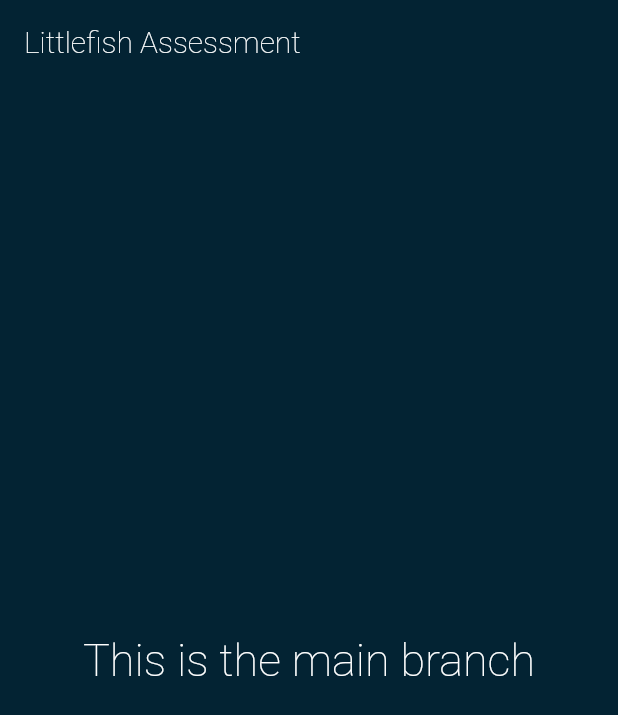
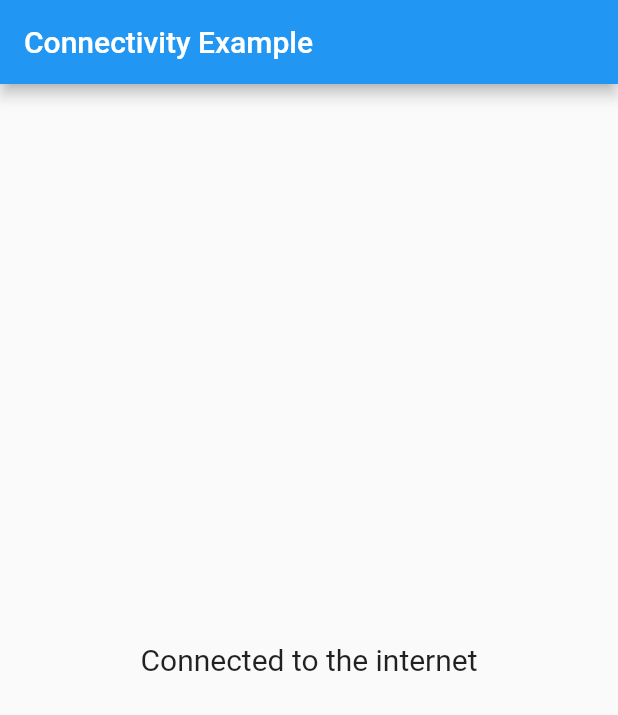
Before and after one commit to excellenceAndQuality/littlefish_assessment, a Flutter app: the screen it shows after launch, on a phone screen of 412 x 824 dp. Shown: the top 715 px of the screen. Run offline on Flutter 3.47's test engine with Material 2 defaults, Android fonts, the phone set to English and light mode, and no system bars; missing offline and left inert: connectivity_plugin; statements that could not run were skipped.

Commit message:
Created a connectivity plugin and added necesarry code to check network connectivity, facing an MissingPluginException error, will continue investigating

```diff
--- a/lib/main.dart
+++ b/lib/main.dart
@@ -1,22 +1,67 @@
+import 'dart:async';
+
 import 'package:flutter/material.dart';
-import 'pages/home_page.dart';
+import 'package:connectivity_plugin/connectivity_plugin.dart';
 
 void main() {
-  runApp(const MyApp());
+  runApp(MyApp());
 }
 
 class MyApp extends StatelessWidget {
-  const MyApp({super.key});
+  @override
+  Widget build(BuildContext context) {
+    return MaterialApp(
+      home: ConnectivityExampleScreen(),
+    );
+  }
+}
+
+class ConnectivityExampleScreen extends StatefulWidget {
+  @override
+  _ConnectivityExampleScreenState createState() => _ConnectivityExampleScreenState();
+}
+
+class _ConnectivityExampleScreenState extends State<ConnectivityExampleScreen> {
+  bool _isConnected = true; // Default assumption: connected to the internet
+  late StreamSubscription<bool> _connectivitySubscription;
+
+  @override
+  void initState() {
+    super.initState();
+    // Check current connectivity status
+    ConnectivityPlugin.isConnected().then((isConnected) {
+      setState(() {
+        _isConnected = isConnected;
+      });
+    });
+
+    // Listen to connectivity changes
+    _connectivitySubscription = ConnectivityPlugin.onConnectivityChanged.listen((isConnected) {
+      setState(() {
+        _isConnected = isConnected;
+      });
+    });
+  }
+
+  @override
+  void dispose() {
+    // Cancel the subscription to avoid memory leaks
+    _connectivitySubscription.cancel();
+    super.dispose();
+  }
 
   @override
   Widget build(BuildContext context) {
-    return MaterialApp(
-      title: 'Littlefish Assessment',
-      debugShowCheckedModeBanner: false,
-      theme: ThemeData(
-        primarySwatch: Colors.blue,
+    return Scaffold(
+      appBar: AppBar(
+        title: Text('Connectivity Example'),
       ),
-      home: const HomePage(),
+      body: Center(
+        child: Text(
+          _isConnected ? 'Connected to the internet' : 'No internet connection',
+          style: TextStyle(fontSize: 20),
+        ),
+      ),
     );
   }
 }
--- a/lib/pages/home_page.dart
+++ b/lib/pages/home_page.dart
@@ -1,8 +1,44 @@
+import 'dart:async';
+
+import 'package:connectivity_plugin/connectivity_plugin.dart';
 import 'package:flutter/material.dart';
 import 'package:littlefish_assessment/styles/colors.dart';
 
-class HomePage extends StatelessWidget {
+
+class HomePage extends StatefulWidget {
   const HomePage({super.key});
+
+  @override
+  State<HomePage> createState() => _HomePageState();
+}
+
+class _HomePageState extends State<HomePage> {
+
+  bool _isConnected = true;
+  late StreamSubscription<bool> _connectivitySubscription;
+
+  @override
+  void initState() {
+    super.initState();
+
+    ConnectivityPlugin.isConnected().then((isConnected) {
+      setState(() {
+        _isConnected = isConnected;
+      });
+    });
+
+    _connectivitySubscription = ConnectivityPlugin.onConnectivityChanged.listen((isConnected) {
+      setState(() {
+        _isConnected = isConnected;
+      });
+    });
+  }
+
+  @override
+  void dispose() {
+    _connectivitySubscription.cancel();
+    super.dispose();
+  }
 
   @override
   Widget build(BuildContext context) {
@@ -11,22 +47,19 @@ class HomePage extends StatelessWidget {
         backgroundColor: CustomColors.primaryColour,
         elevation: 0,
         title: const Text(
-          "Littlefish Assessment",
+          "Question 4",
           style: TextStyle(color: Colors.white, fontWeight: FontWeight.w100),
         ),
       ),
       backgroundColor: CustomColors.primaryColour,
-      body: const Center(
+      body: Center(
         child: Text(
-          "This is the main branch",
-          style: TextStyle(
+          _isConnected ? 'Connected to the internet' : 'No internet connection',
+          style: const TextStyle(
               color: Colors.white,
-              fontSize: 30,
-              fontWeight: FontWeight.w100
-          ),
+              fontSize: 20),
         ),
       ),
-
     );
   }
 }
--- a/pubspec.yaml
+++ b/pubspec.yaml
@@ -11,7 +11,11 @@ dependencies:
   flutter:
     sdk: flutter
 
+
   cupertino_icons: ^1.0.2
+  connectivity_plugin:
+    path: connectivity_plugin
+
 
 dev_dependencies:
   flutter_test:
```
Also changed, not shown: pubspec.lock, 6 other files.
